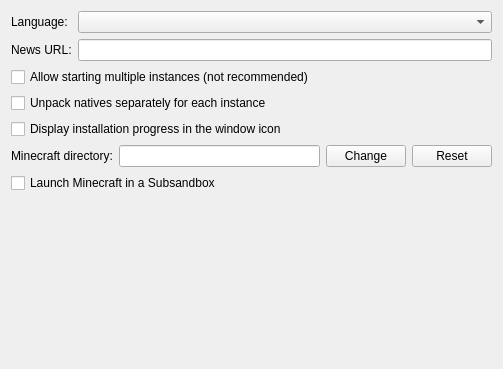
First picture: the form in jdMinecraftLauncher/ui/OptionsTab.ui, repository JakobDev/jdMinecraftLauncher, before the edit.
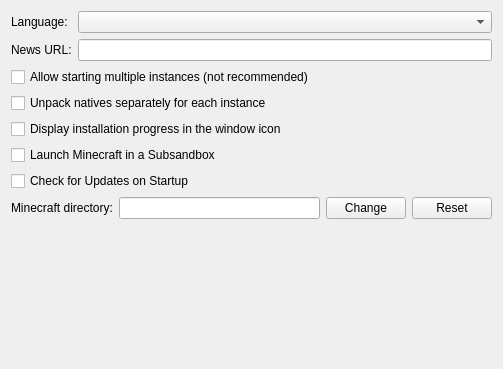
Second picture: the form after the edit.

The edit to the form file:
```diff
--- a/jdMinecraftLauncher/ui/OptionsTab.ui
+++ b/jdMinecraftLauncher/ui/OptionsTab.ui
@@ -59,6 +59,20 @@
      </property>
     </widget>
    </item>
+   <item>
+    <widget class="QCheckBox" name="flatpakSubsandboxCheckBox">
+     <property name="text">
+      <string>Launch Minecraft in a Subsandbox</string>
+     </property>
+    </widget>
+   </item>
+   <item>
+    <widget class="QCheckBox" name="checkUpdatesStartupCheckBox">
+     <property name="text">
+      <string>Check for Updates on Startup</string>
+     </property>
+    </widget>
+   </item>
    <item>
     <layout class="QHBoxLayout" name="horizontalLayout">
      <item>
@@ -91,13 +105,6 @@
      </item>
     </layout>
    </item>
-   <item>
-    <widget class="QCheckBox" name="flatpakSubsandboxCheckBox">
-     <property name="text">
-      <string>Launch Minecraft in a Subsandbox</string>
-     </property>
-    </widget>
-   </item>
    <item>
     <spacer name="verticalSpacer">
      <property name="orientation">
```
